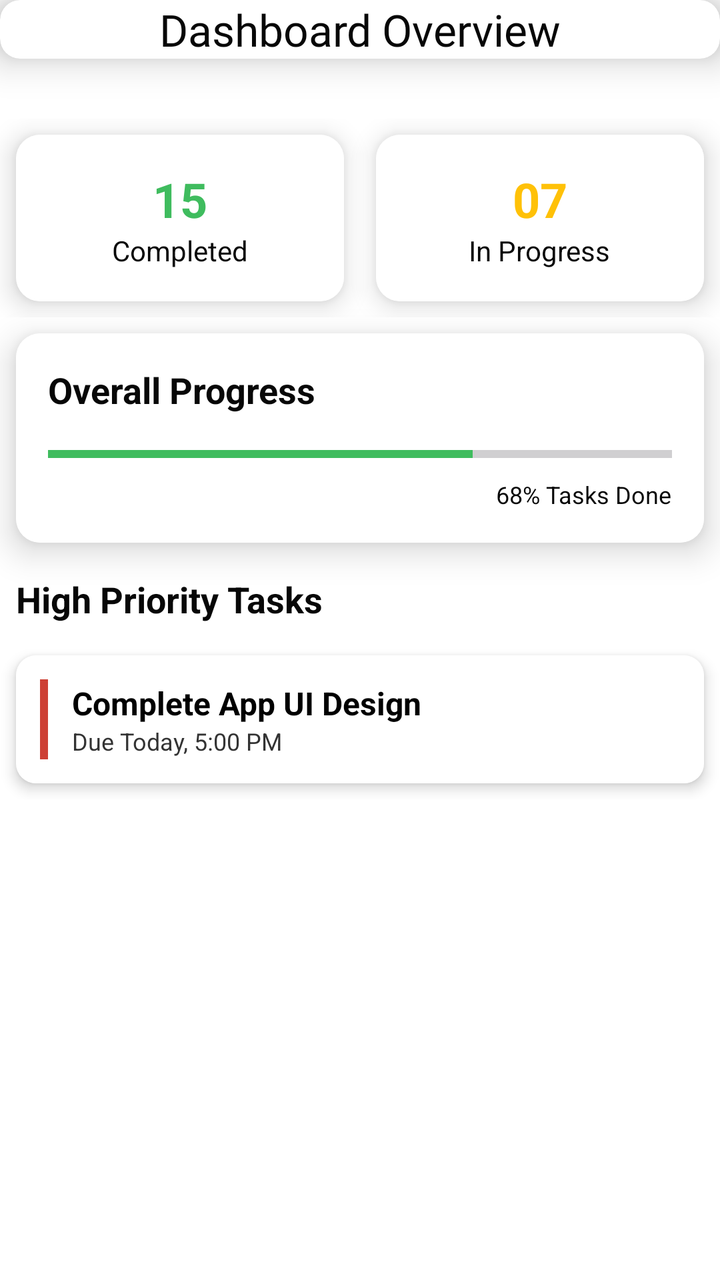
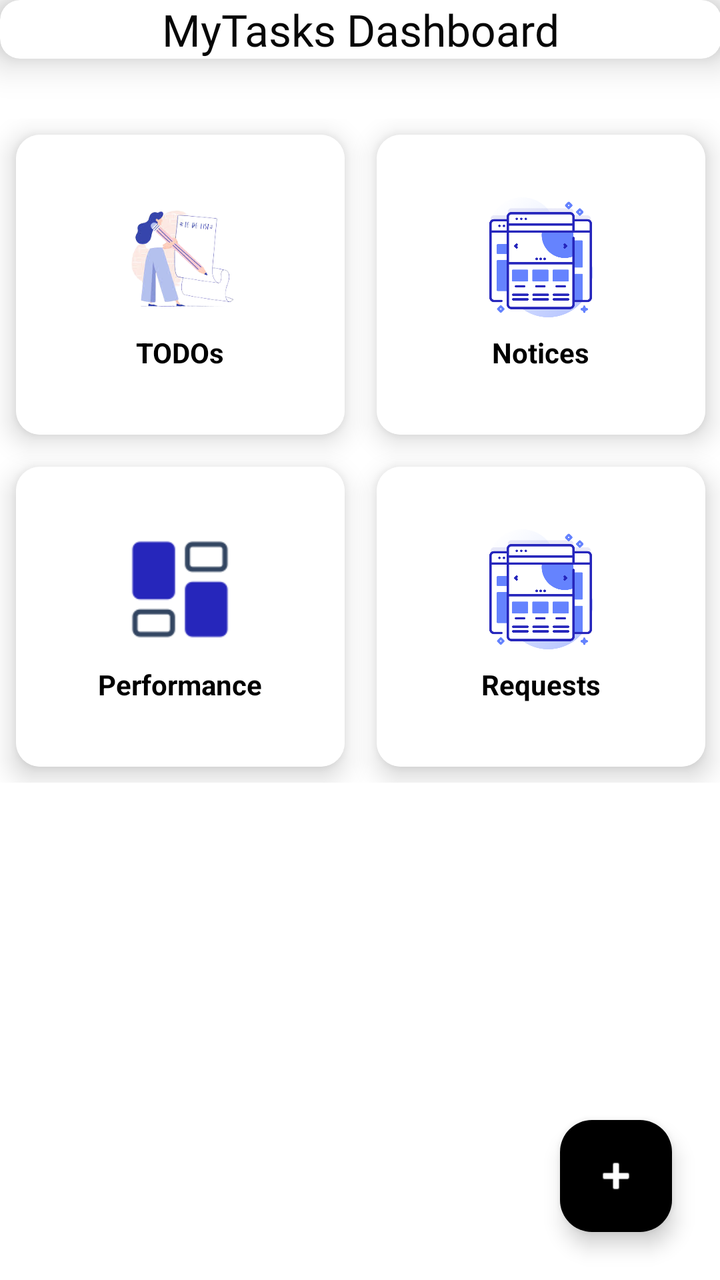

Compare the two renders of this Android layout. The source of the first and the diff that turns it into the second are given below.
<!-- AndroidManifest.xml: application theme Theme.MyTasks -->
<!-- res/layout/activity_dashboard.xml -->
<?xml version="1.0" encoding="utf-8"?>
<androidx.constraintlayout.widget.ConstraintLayout
    xmlns:android="http://schemas.android.com/apk/res/android"
    xmlns:app="http://schemas.android.com/apk/res-auto"
    xmlns:tools="http://schemas.android.com/tools"
    android:id="@+id/main"
    android:layout_width="match_parent"
    android:layout_height="match_parent"
    android:background="@color/back_color"
    android:layout_margin="@dimen/_20sdp"
    tools:context=".DashboardActivity">

    
    <androidx.cardview.widget.CardView
        android:id="@+id/headerCard"
        android:layout_width="match_parent"
        android:layout_height="wrap_content"
        app:cardCornerRadius="10dp"
        app:cardElevation="12dp"
        android:layout_marginTop="@dimen/_20sdp"
        app:layout_constraintTop_toTopOf="parent">

        <LinearLayout
            android:layout_width="match_parent"
            android:layout_height="wrap_content"
            android:layout_margin="@dimen/_10sdp"
            android:gravity="center">

            <TextView
                android:layout_width="wrap_content"
                android:layout_height="wrap_content"
                android:fontFamily="@font/philosopher"
                android:text="Dashboard Overview"
                android:textColor="@color/text_color"
                android:textSize="22dp" />
        </LinearLayout>
    </androidx.cardview.widget.CardView>

    <ScrollView
        android:layout_width="match_parent"
        android:layout_height="0dp"
        android:layout_marginTop="30dp"
        app:layout_constraintTop_toBottomOf="@id/headerCard"
        app:layout_constraintBottom_toBottomOf="parent"
        android:scrollbars="none">

        <LinearLayout
            android:layout_width="match_parent"
            android:layout_height="wrap_content"
            android:orientation="vertical">

            
            <LinearLayout
                android:layout_width="match_parent"
                android:layout_height="wrap_content"
                android:orientation="horizontal"
                android:weightSum="2">

                <androidx.cardview.widget.CardView
                    android:layout_width="0dp"
                    android:layout_height="wrap_content"
                    android:layout_weight="1"
                    android:layout_margin="8dp"
                    app:cardCornerRadius="12sp"
                    app:cardElevation="8dp">
                    <LinearLayout
                        android:layout_width="match_parent"
                        android:layout_height="wrap_content"
                        android:gravity="center"
                        android:padding="16dp"
                        android:background="@color/back_color"
                        android:orientation="vertical">
                        <TextView
                            android:layout_width="wrap_content"
                            android:layout_height="wrap_content"
                            android:text="15"
                            android:textColor="@color/green"
                            android:textSize="24dp"
                            android:textStyle="bold"/>
                        <TextView
                            android:layout_width="wrap_content"
                            android:layout_height="wrap_content"
                            android:text="Completed"
                            android:textColor="@color/text_color"
                            android:textSize="14dp"/>
                    </LinearLayout>
                </androidx.cardview.widget.CardView>

                <androidx.cardview.widget.CardView
                    android:layout_width="0dp"
                    android:layout_height="wrap_content"
                    android:layout_weight="1"
                    android:layout_margin="8dp"
                    app:cardCornerRadius="12sp"
                    app:cardElevation="8dp">
                    <LinearLayout
                        android:layout_width="match_parent"
                        android:layout_height="wrap_content"
                        android:gravity="center"
                        android:padding="16dp"
                        android:background="@color/back_color"
                        android:orientation="vertical">
                        <TextView
                            android:layout_width="wrap_content"
                            android:layout_height="wrap_content"
                            android:text="07"
                            android:textColor="@color/yellow"
                            android:textSize="24dp"
                            android:textStyle="bold"/>
                        <TextView
                            android:layout_width="wrap_content"
                            android:layout_height="wrap_content"
                            android:text="In Progress"
                            android:textColor="@color/text_color"
                            android:textSize="14dp"/>
                    </LinearLayout>
                </androidx.cardview.widget.CardView>
            </LinearLayout>

            
            <androidx.cardview.widget.CardView
                android:layout_width="match_parent"
                android:layout_height="wrap_content"
                android:layout_margin="8dp"
                app:cardCornerRadius="12sp"
                app:cardElevation="10dp">
                <LinearLayout
                    android:layout_width="match_parent"
                    android:layout_height="wrap_content"
                    android:orientation="vertical"
                    android:padding="16dp"
                    android:background="@color/back_color">
                    <TextView
                        android:layout_width="wrap_content"
                        android:layout_height="wrap_content"
                        android:text="Overall Progress"
                        android:textColor="@color/text_color"
                        android:textSize="18dp"
                        android:textStyle="bold"
                        android:layout_marginBottom="12dp"/>
                    <ProgressBar
                        style="?android:attr/progressBarStyleHorizontal"
                        android:layout_width="match_parent"
                        android:layout_height="wrap_content"
                        android:progress="68"
                        android:progressTint="@color/green"/>
                    <TextView
                        android:layout_width="wrap_content"
                        android:layout_height="wrap_content"
                        android:layout_gravity="end"
                        android:text="68% Tasks Done"
                        android:textColor="@color/text_color"
                        android:textSize="12dp"
                        android:layout_marginTop="4dp"/>
                </LinearLayout>
            </androidx.cardview.widget.CardView>

            
            <TextView
                android:layout_width="wrap_content"
                android:layout_height="wrap_content"
                android:text="High Priority Tasks"
                android:layout_margin="8dp"
                android:textSize="18dp"
                android:textStyle="bold"
                android:textColor="@color/text_color"/>

            
            <androidx.cardview.widget.CardView
                android:layout_width="match_parent"
                android:layout_height="wrap_content"
                android:layout_margin="8dp"
                app:cardCornerRadius="10dp"
                app:cardElevation="4dp">
                <LinearLayout
                    android:layout_width="match_parent"
                    android:layout_height="wrap_content"
                    android:padding="12dp"
                    android:background="@color/white"
                    android:orientation="horizontal"
                    android:gravity="center_vertical">
                    <View
                        android:layout_width="4dp"
                        android:layout_height="40dp"
                        android:background="@color/red"/>
                    <LinearLayout
                        android:layout_width="0dp"
                        android:layout_height="wrap_content"
                        android:layout_weight="1"
                        android:layout_marginStart="12dp"
                        android:orientation="vertical">
                        <TextView
                            android:layout_width="wrap_content"
                            android:layout_height="wrap_content"
                            android:text="Complete App UI Design"
                            android:textColor="@color/black"
                            android:textStyle="bold"
                            android:textSize="16dp"/>
                        <TextView
                            android:layout_width="wrap_content"
                            android:layout_height="wrap_content"
                            android:text="Due Today, 5:00 PM"
                            android:textSize="12dp"
                            android:textColor="@color/text"/>
                    </LinearLayout>
                </LinearLayout>
            </androidx.cardview.widget.CardView>

        </LinearLayout>
    </ScrollView>
</androidx.constraintlayout.widget.ConstraintLayout>
<!-- resources referenced by this layout -->
<resources>
  <color name="back_color">#FFFFFFFF</color>
  <color name="black">#FF000000</color>
  <color name="green">#3FBC5E</color>
  <color name="red">#CD4035</color>
  <color name="text">#333333</color>
  <color name="text_color">#070707</color>
  <color name="white">#FFFFFFFF</color>
  <color name="yellow">#FFC107</color>
  <style name="Theme.MyTasks" parent="Base.Theme.MyTasks" />
  <style name="Base.Theme.MyTasks" parent="Theme.Material3.DayNight.NoActionBar">
          
          
      </style>
</resources>

<!-- the commit's change to res/layout/activity_dashboard.xml (unified diff, before → after) -->
@@ -7,205 +7,233 @@
     android:layout_width="match_parent"
     android:layout_height="match_parent"
     android:background="@color/back_color"
-    android:layout_margin="@dimen/_20sdp"
     tools:context=".DashboardActivity">
 
     
-    <androidx.cardview.widget.CardView
-        android:id="@+id/headerCard"
+    <ScrollView
+        android:id="@+id/dashboardGrid"
         android:layout_width="match_parent"
-        android:layout_height="wrap_content"
-        app:cardCornerRadius="10dp"
-        app:cardElevation="12dp"
-        android:layout_marginTop="@dimen/_20sdp"
-        app:layout_constraintTop_toTopOf="parent">
+        android:layout_height="match_parent"
+        android:padding="@dimen/_20sdp"
+        android:visibility="visible">
 
         <LinearLayout
             android:layout_width="match_parent"
             android:layout_height="wrap_content"
-            android:layout_margin="@dimen/_10sdp"
-            android:gravity="center">
-
-            <TextView
-                android:layout_width="wrap_content"
-                android:layout_height="wrap_content"
-                android:fontFamily="@font/philosopher"
-                android:text="Dashboard Overview"
-                android:textColor="@color/text_color"
-                android:textSize="22dp" />
-        </LinearLayout>
-    </androidx.cardview.widget.CardView>
-
-    <ScrollView
-        android:layout_width="match_parent"
-        android:layout_height="0dp"
-        android:layout_marginTop="30dp"
-        app:layout_constraintTop_toBottomOf="@id/headerCard"
-        app:layout_constraintBottom_toBottomOf="parent"
-        android:scrollbars="none">
-
-        <LinearLayout
-            android:layout_width="match_parent"
-            android:layout_height="wrap_content"
             android:orientation="vertical">
 
-            
-            <LinearLayout
-                android:layout_width="match_parent"
-                android:layout_height="wrap_content"
-                android:orientation="horizontal"
-                android:weightSum="2">
-
-                <androidx.cardview.widget.CardView
-                    android:layout_width="0dp"
-                    android:layout_height="wrap_content"
-                    android:layout_weight="1"
-                    android:layout_margin="8dp"
-                    app:cardCornerRadius="12sp"
-                    app:cardElevation="8dp">
-                    <LinearLayout
-                        android:layout_width="match_parent"
-                        android:layout_height="wrap_content"
-                        android:gravity="center"
-                        android:padding="16dp"
-                        android:background="@color/back_color"
-                        android:orientation="vertical">
-                        <TextView
-                            android:layout_width="wrap_content"
-                            android:layout_height="wrap_content"
-                            android:text="15"
-                            android:textColor="@color/green"
-                            android:textSize="24dp"
-                            android:textStyle="bold"/>
-                        <TextView
-                            android:layout_width="wrap_content"
-                            android:layout_height="wrap_content"
-                            android:text="Completed"
-                            android:textColor="@color/text_color"
-                            android:textSize="14dp"/>
-                    </LinearLayout>
-                </androidx.cardview.widget.CardView>
-
-                <androidx.cardview.widget.CardView
-                    android:layout_width="0dp"
-                    android:layout_height="wrap_content"
-                    android:layout_weight="1"
-                    android:layout_margin="8dp"
-                    app:cardCornerRadius="12sp"
-                    app:cardElevation="8dp">
-                    <LinearLayout
-                        android:layout_width="match_parent"
-                        android:layout_height="wrap_content"
-                        android:gravity="center"
-                        android:padding="16dp"
-                        android:background="@color/back_color"
-                        android:orientation="vertical">
-                        <TextView
-                            android:layout_width="wrap_content"
-                            android:layout_height="wrap_content"
-                            android:text="07"
-                            android:textColor="@color/yellow"
-                            android:textSize="24dp"
-                            android:textStyle="bold"/>
-                        <TextView
-                            android:layout_width="wrap_content"
-                            android:layout_height="wrap_content"
-                            android:text="In Progress"
-                            android:textColor="@color/text_color"
-                            android:textSize="14dp"/>
-                    </LinearLayout>
-                </androidx.cardview.widget.CardView>
-            </LinearLayout>
-
-            
             <androidx.cardview.widget.CardView
                 android:layout_width="match_parent"
                 android:layout_height="wrap_content"
-                android:layout_margin="8dp"
-                app:cardCornerRadius="12sp"
-                app:cardElevation="10dp">
+                app:cardCornerRadius="10dp"
+                app:cardElevation="12dp"
+                android:layout_marginBottom="30dp">
                 <LinearLayout
                     android:layout_width="match_parent"
                     android:layout_height="wrap_content"
-                    android:orientation="vertical"
-                    android:padding="16dp"
-                    android:background="@color/back_color">
+                    android:layout_margin="@dimen/_10sdp"
+                    android:gravity="center">
                     <TextView
                         android:layout_width="wrap_content"
                         android:layout_height="wrap_content"
-                        android:text="Overall Progress"
+                        android:fontFamily="@font/philosopher"
+                        android:text="MyTasks Dashboard"
                         android:textColor="@color/text_color"
-                        android:textSize="18dp"
-                        android:textStyle="bold"
-                        android:layout_marginBottom="12dp"/>
-                    <ProgressBar
-                        style="?android:attr/progressBarStyleHorizontal"
-                        android:layout_width="match_parent"
-                        android:layout_height="wrap_content"
-                        android:progress="68"
-                        android:progressTint="@color/green"/>
-                    <TextView
-                        android:layout_width="wrap_content"
-                        android:layout_height="wrap_content"
-                        android:layout_gravity="end"
-                        android:text="68% Tasks Done"
-                        android:textColor="@color/text_color"
-                        android:textSize="12dp"
-                        android:layout_marginTop="4dp"/>
+                        android:textSize="22dp" />
                 </LinearLayout>
             </androidx.cardview.widget.CardView>
 
-            
-            <TextView
-                android:layout_width="wrap_content"
-                android:layout_height="wrap_content"
-                android:text="High Priority Tasks"
-                android:layout_margin="8dp"
-                android:textSize="18dp"
-                android:textStyle="bold"
-                android:textColor="@color/text_color"/>
-
-            
-            <androidx.cardview.widget.CardView
+            <GridLayout
                 android:layout_width="match_parent"
                 android:layout_height="wrap_content"
-                android:layout_margin="8dp"
-                app:cardCornerRadius="10dp"
-                app:cardElevation="4dp">
-                <LinearLayout
-                    android:layout_width="match_parent"
-                    android:layout_height="wrap_content"
-                    android:padding="12dp"
-                    android:background="@color/white"
-                    android:orientation="horizontal"
-                    android:gravity="center_vertical">
-                    <View
-                        android:layout_width="4dp"
-                        android:layout_height="40dp"
-                        android:background="@color/red"/>
-                    <LinearLayout
-                        android:layout_width="0dp"
-                        android:layout_height="wrap_content"
-                        android:layout_weight="1"
-                        android:layout_marginStart="12dp"
-                        android:orientation="vertical">
-                        <TextView
-                            android:layout_width="wrap_content"
-                            android:layout_height="wrap_content"
-                            android:text="Complete App UI Design"
-                            android:textColor="@color/black"
-                            android:textStyle="bold"
-                            android:textSize="16dp"/>
-                        <TextView
-                            android:layout_width="wrap_content"
-                            android:layout_height="wrap_content"
-                            android:text="Due Today, 5:00 PM"
-                            android:textSize="12dp"
-                            android:textColor="@color/text"/>
-                    </LinearLayout>
-                </LinearLayout>
-            </androidx.cardview.widget.CardView>
-
+                android:columnCount="2"
+                android:alignmentMode="alignMargins"
+                android:columnOrderPreserved="false">
+
+                
+                <androidx.cardview.widget.CardView
+                    android:id="@+id/todoOption"
+                    android:layout_width="0dp"
+                    android:layout_height="150dp"
+                    android:layout_columnWeight="1"
+                    android:layout_margin="8dp"
+                    app:cardCornerRadius="12dp"
+                    app:cardElevation="8dp"
+                    android:clickable="true"
+                    android:foreground="?android:attr/selectableItemBackground">
+                    <LinearLayout
+                        android:layout_width="match_parent"
+                        android:layout_height="match_parent"
+                        android:gravity="center"
+                        android:orientation="vertical"
+                        android:background="@color/white">
+                        <ImageView
+                            android:layout_width="60dp"
+                            android:layout_height="60dp"
+                            android:src="@drawable/todo" />
+                        <TextView
+                            android:layout_width="wrap_content"
+                            android:layout_height="wrap_content"
+                            android:text="TODOs"
+                            android:textStyle="bold"
+                            android:textColor="@color/black"
+                            android:layout_marginTop="8dp"/>
+                    </LinearLayout>
+                </androidx.cardview.widget.CardView>
+
+                
+                <androidx.cardview.widget.CardView
+                    android:id="@+id/noticesOption"
+                    android:layout_width="0dp"
+                    android:layout_height="150dp"
+                    android:layout_columnWeight="1"
+                    android:layout_margin="8dp"
+                    app:cardCornerRadius="12dp"
+                    app:cardElevation="8dp"
+                    android:clickable="true"
+                    android:foreground="?android:attr/selectableItemBackground">
+                    <LinearLayout
+                        android:layout_width="match_parent"
+                        android:layout_height="match_parent"
+                        android:gravity="center"
+                        android:orientation="vertical"
+                        android:background="@color/white">
+                        <ImageView
+                            android:layout_width="60dp"
+                            android:layout_height="60dp"
+                            android:src="@drawable/list" />
+                        <TextView
+                            android:layout_width="wrap_content"
+                            android:layout_height="wrap_content"
+                            android:text="Notices"
+                            android:textStyle="bold"
+                            android:textColor="@color/black"
+                            android:layout_marginTop="8dp"/>
+                    </LinearLayout>
+                </androidx.cardview.widget.CardView>
+
+                
+                <androidx.cardview.widget.CardView
+                    android:id="@+id/dashboardOption"
+                    android:layout_width="0dp"
+                    android:layout_height="150dp"
+                    android:layout_columnWeight="1"
+                    android:layout_margin="8dp"
+                    app:cardCornerRadius="12dp"
+                    app:cardElevation="8dp"
+                    android:clickable="true"
+                    android:foreground="?android:attr/selectableItemBackground">
+                    <LinearLayout
+                        android:layout_width="match_parent"
+                        android:layout_height="match_parent"
+                        android:gravity="center"
+                        android:orientation="vertical"
+                        android:background="@color/white">
+                        <ImageView
+                            android:layout_width="60dp"
+                            android:layout_height="60dp"
+                            android:src="@drawable/dashboard" />
+                        <TextView
+                            android:layout_width="wrap_content"
+                            android:layout_height="wrap_content"
+                            android:text="Performance"
+                            android:textStyle="bold"
+                            android:textColor="@color/black"
+                            android:layout_marginTop="8dp"/>
+                    </LinearLayout>
+                </androidx.cardview.widget.CardView>
+
+                
+                <androidx.cardview.widget.CardView
+                    android:id="@+id/requestOption"
+                    android:layout_width="0dp"
+                    android:layout_height="150dp"
+                    android:layout_columnWeight="1"
+                    android:layout_margin="8dp"
+                    app:cardCornerRadius="12dp"
+                    app:cardElevation="8dp"
+                    android:clickable="true"
+                    android:foreground="?android:attr/selectableItemBackground">
+                    <LinearLayout
+                        android:layout_width="match_parent"
+                        android:layout_height="match_parent"
+                        android:gravity="center"
+                        android:orientation="vertical"
+                        android:background="@color/white">
+                        <ImageView
+                            android:layout_width="60dp"
+                            android:layout_height="60dp"
+                            android:src="@drawable/list" />
+                        <TextView
+                            android:layout_width="wrap_content"
+                            android:layout_height="wrap_content"
+                            android:text="Requests"
+                            android:textStyle="bold"
+                            android:textColor="@color/black"
+                            android:layout_marginTop="8dp"/>
+                    </LinearLayout>
+                </androidx.cardview.widget.CardView>
+
+            </GridLayout>
         </LinearLayout>
     </ScrollView>
+
+    
+    <LinearLayout
+        android:id="@+id/unassignedStateContainer"
+        android:layout_width="match_parent"
+        android:layout_height="match_parent"
+        android:gravity="center"
+        android:orientation="vertical"
+        android:padding="30dp"
+        android:visibility="gone">
+
+        <ImageView
+            android:layout_width="120dp"
+            android:layout_height="120dp"
+            android:src="@drawable/dashboard"
+            android:alpha="0.5"/>
+
+        <TextView
+            android:layout_width="wrap_content"
+            android:layout_height="wrap_content"
+            android:text="Account Pending Approval"
+            android:textSize="20sp"
+            android:textStyle="bold"
+            android:textColor="@color/text_color"
+            android:layout_marginTop="20dp"
+            android:gravity="center"/>
+
+        <TextView
+            android:layout_width="wrap_content"
+            android:layout_height="wrap_content"
+            android:text="Please wait for a manager to assign your role. You will gain access to the dashboard once approved."
+            android:textSize="16sp"
+            android:textColor="@color/text_color"
+            android:layout_marginTop="10dp"
+            android:gravity="center"
+            android:alpha="0.7"/>
+
+        <Button
+            android:id="@+id/btnRefreshStatus"
+            android:layout_width="wrap_content"
+            android:layout_height="wrap_content"
+            android:text="Refresh Status"
+            android:layout_marginTop="30dp"
+            android:backgroundTint="@color/black"
+            android:textColor="@android:color/white"/>
+    </LinearLayout>
+
+    
+    <com.google.android.material.floatingactionbutton.FloatingActionButton
+        android:id="@+id/addTask"
+        android:layout_width="wrap_content"
+        android:layout_height="wrap_content"
+        android:layout_margin="24dp"
+        android:src="@android:drawable/ic_input_add"
+        app:backgroundTint="@color/black"
+        app:tint="@android:color/white"
+        app:layout_constraintBottom_toBottomOf="parent"
+        app:layout_constraintEnd_toEndOf="parent" />
+
 </androidx.constraintlayout.widget.ConstraintLayout>
<!-- resource entries referenced after the edit -->
@@ -2,12 +2,11 @@
 <resources>
   <color name="back_color">#FFFFFFFF</color>
   <color name="black">#FF000000</color>
-  <color name="green">#3FBC5E</color>
-  <color name="red">#CD4035</color>
-  <color name="text">#333333</color>
   <color name="text_color">#070707</color>
   <color name="white">#FFFFFFFF</color>
-  <color name="yellow">#FFC107</color>
+  <!-- drawable dashboard: png bitmap (drawable, 1446 bytes) -->
+  <!-- drawable list: png bitmap (drawable, 28685 bytes) -->
+  <!-- drawable todo: png bitmap (drawable, 35476 bytes) -->
   <style name="Theme.MyTasks" parent="Base.Theme.MyTasks" />
   <style name="Base.Theme.MyTasks" parent="Theme.Material3.DayNight.NoActionBar">
           
